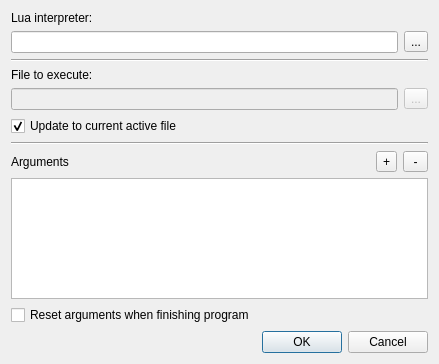
Qt form forms/interpreter.ui (AdUki/LimLim) before a commit.
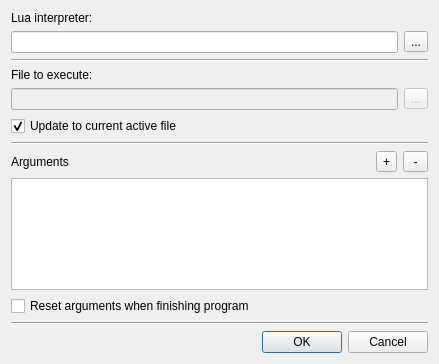
The same form after that commit.

Commit message: GUI form for debugger

```diff
--- a/forms/interpreter.ui
+++ b/forms/interpreter.ui
@@ -166,6 +166,13 @@
      </property>
     </spacer>
    </item>
+   <item>
+    <widget class="Line" name="line">
+     <property name="orientation">
+      <enum>Qt::Horizontal</enum>
+     </property>
+    </widget>
+   </item>
    <item>
     <widget class="QDialogButtonBox" name="buttonBox">
      <property name="orientation">
```
Left out of the diff: 22 changed lines with no effect on the pictures. The commit also changes 1 other file.
